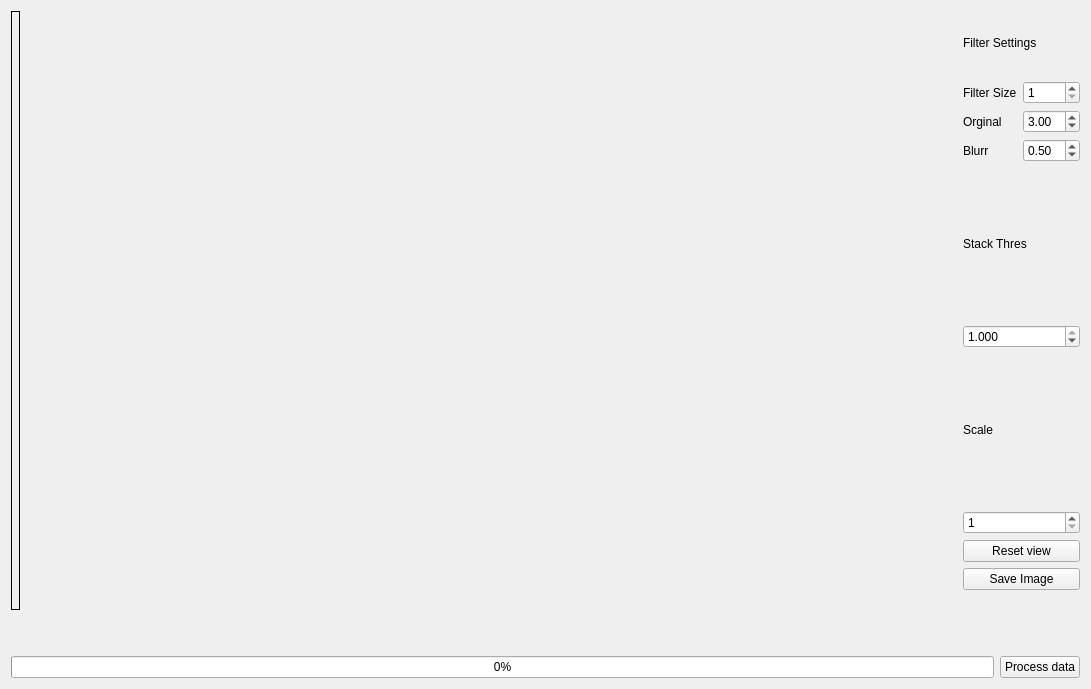
Old version of the form src/ui/widget.ui in the repository BasilFinn/planetStacker.
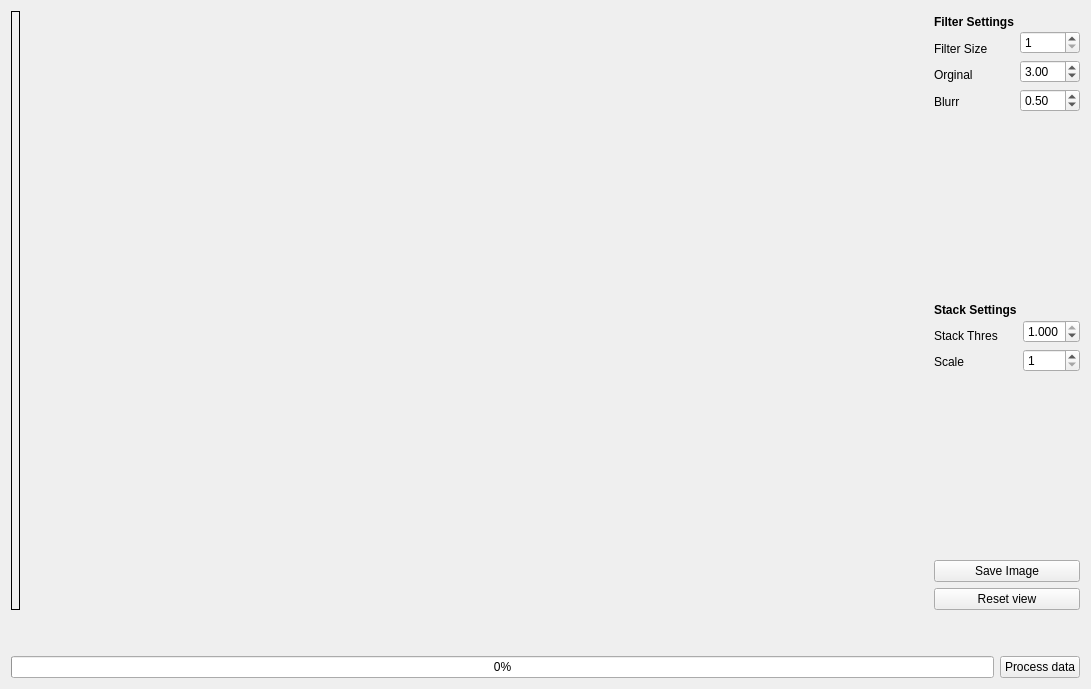
New version of the form.

```diff
--- a/src/ui/widget.ui
+++ b/src/ui/widget.ui
@@ -15,7 +15,7 @@
   </property>
   <layout class="QVBoxLayout" name="verticalLayout_5">
    <item>
-    <layout class="QHBoxLayout" name="horizontalLayout_3">
+    <layout class="QHBoxLayout" name="horizontalLayout_4">
      <item>
       <widget class="QLabel" name="label_image">
        <property name="maximumSize">
@@ -49,23 +49,138 @@
       </spacer>
      </item>
      <item>
-      <layout class="QVBoxLayout" name="verticalLayout_4">
+      <layout class="QGridLayout" name="gridLayout">
+       <item row="3" column="0">
+        <layout class="QHBoxLayout" name="horizontalLayout_3">
        <item>
         <layout class="QVBoxLayout" name="verticalLayout_3">
          <item>
-          <widget class="QLabel" name="label_filterSettings">
+            <widget class="QLabel" name="label_filterSettings_2">
+             <property name="font">
+              <font>
+               <weight>75</weight>
+               <bold>true</bold>
+              </font>
+             </property>
            <property name="lineWidth">
             <number>1</number>
            </property>
            <property name="text">
-            <string>Filter Settings</string>
+              <string>Stack Settings</string>
            </property>
           </widget>
          </item>
          <item>
+            <widget class="QLabel" name="label_4">
+             <property name="text">
+              <string>Stack Thres</string>
+             </property>
+            </widget>
+           </item>
+           <item>
+            <widget class="QLabel" name="label_5">
+             <property name="text">
+              <string>Scale</string>
+             </property>
+            </widget>
+           </item>
+          </layout>
+         </item>
+         <item>
+          <layout class="QVBoxLayout" name="verticalLayout_4">
+           <item>
+            <spacer name="horizontalSpacer_3">
+             <property name="orientation">
+              <enum>Qt::Horizontal</enum>
+             </property>
+             <property name="sizeType">
+              <enum>QSizePolicy::Ignored</enum>
+             </property>
+             <property name="sizeHint" stdset="0">
+              <size>
+               <width>40</width>
+               <height>20</height>
+              </size>
+             </property>
+            </spacer>
+           </item>
+           <item>
+            <widget class="QDoubleSpinBox" name="doubleSpinBox_stackThres">
+             <property name="wrapping">
+              <bool>false</bool>
+             </property>
+             <property name="decimals">
+              <number>3</number>
+             </property>
+             <property name="maximum">
+              <double>1.000000000000000</double>
+             </property>
+             <property name="singleStep">
+              <double>0.001000000000000</double>
+             </property>
+             <property name="value">
+              <double>1.000000000000000</double>
+             </property>
+            </widget>
+           </item>
+           <item>
+            <widget class="QSpinBox" name="spinBox_scaleFactor">
+             <property name="minimum">
+              <number>1</number>
+             </property>
+            </widget>
+           </item>
+          </layout>
+         </item>
+        </layout>
+       </item>
+       <item row="2" column="0">
+        <spacer name="verticalSpacer_2">
+         <property name="orientation">
+          <enum>Qt::Vertical</enum>
+         </property>
+         <property name="sizeHint" stdset="0">
+          <size>
+           <width>20</width>
+           <height>40</height>
+          </size>
+         </property>
+        </spacer>
+       </item>
+       <item row="5" column="0">
+        <widget class="QPushButton" name="pushButton_saveImage">
+         <property name="text">
+          <string>Save Image</string>
+         </property>
+        </widget>
+       </item>
+       <item row="6" column="0">
+        <widget class="QPushButton" name="pushButton_resetView">
+         <property name="text">
+          <string>Reset view</string>
+         </property>
+        </widget>
+       </item>
+       <item row="1" column="0">
           <layout class="QHBoxLayout" name="horizontalLayout_2">
            <item>
             <layout class="QVBoxLayout" name="verticalLayout_2">
+           <item>
+            <widget class="QLabel" name="label_filterSettings">
+             <property name="font">
+              <font>
+               <weight>75</weight>
+               <bold>true</bold>
+              </font>
+             </property>
+             <property name="lineWidth">
+              <number>1</number>
+             </property>
+             <property name="text">
+              <string>Filter Settings</string>
+             </property>
+            </widget>
+           </item>
              <item>
               <widget class="QLabel" name="label">
                <property name="text">
@@ -91,6 +206,22 @@
            </item>
            <item>
             <layout class="QVBoxLayout" name="verticalLayout">
+           <item>
+            <spacer name="horizontalSpacer_2">
+             <property name="orientation">
+              <enum>Qt::Horizontal</enum>
+             </property>
+             <property name="sizeType">
+              <enum>QSizePolicy::Ignored</enum>
+             </property>
+             <property name="sizeHint" stdset="0">
+              <size>
+               <width>40</width>
+               <height>20</height>
+              </size>
+             </property>
+            </spacer>
+           </item>
              <item>
               <widget class="QSpinBox" name="spinBox_gauss">
                <property name="minimum">
@@ -128,71 +259,15 @@
            </item>
           </layout>
          </item>
-        </layout>
-       </item>
-       <item>
-        <widget class="QLabel" name="label_4">
-         <property name="text">
-          <string>Stack Thres</string>
-         </property>
-        </widget>
-       </item>
-       <item>
-        <widget class="QDoubleSpinBox" name="doubleSpinBox_stackThres">
-         <property name="decimals">
-          <number>3</number>
-         </property>
-         <property name="maximum">
-          <double>1.000000000000000</double>
-         </property>
-         <property name="singleStep">
-          <double>0.001000000000000</double>
-         </property>
-         <property name="value">
-          <double>1.000000000000000</double>
-         </property>
-        </widget>
-       </item>
-       <item>
-        <widget class="QLabel" name="label_5">
-         <property name="text">
-          <string>Scale</string>
-         </property>
-        </widget>
-       </item>
-       <item>
-        <widget class="QSpinBox" name="spinBox_scaleFactor">
-         <property name="minimum">
-          <number>1</number>
-         </property>
-        </widget>
-       </item>
-       <item>
-        <widget class="QPushButton" name="pushButton_resetView">
-         <property name="text">
-          <string>Reset view</string>
-         </property>
-        </widget>
-       </item>
-       <item>
-        <widget class="QPushButton" name="pushButton_saveImage">
-         <property name="text">
-          <string>Save Image</string>
-         </property>
-        </widget>
-       </item>
-       <item>
-        <spacer name="horizontalSpacer_2">
+       <item row="4" column="0">
+        <spacer name="verticalSpacer_3">
          <property name="orientation">
-          <enum>Qt::Horizontal</enum>
-         </property>
-         <property name="sizeType">
-          <enum>QSizePolicy::Minimum</enum>
+          <enum>Qt::Vertical</enum>
          </property>
          <property name="sizeHint" stdset="0">
           <size>
-           <width>40</width>
-           <height>20</height>
+           <width>20</width>
+           <height>40</height>
           </size>
          </property>
         </spacer>
@@ -207,7 +282,7 @@
       <enum>Qt::Vertical</enum>
      </property>
      <property name="sizeType">
-      <enum>QSizePolicy::Minimum</enum>
+      <enum>QSizePolicy::Ignored</enum>
      </property>
      <property name="sizeHint" stdset="0">
       <size>
```
Lines whose indentation alone changed are shown as unchanged.
